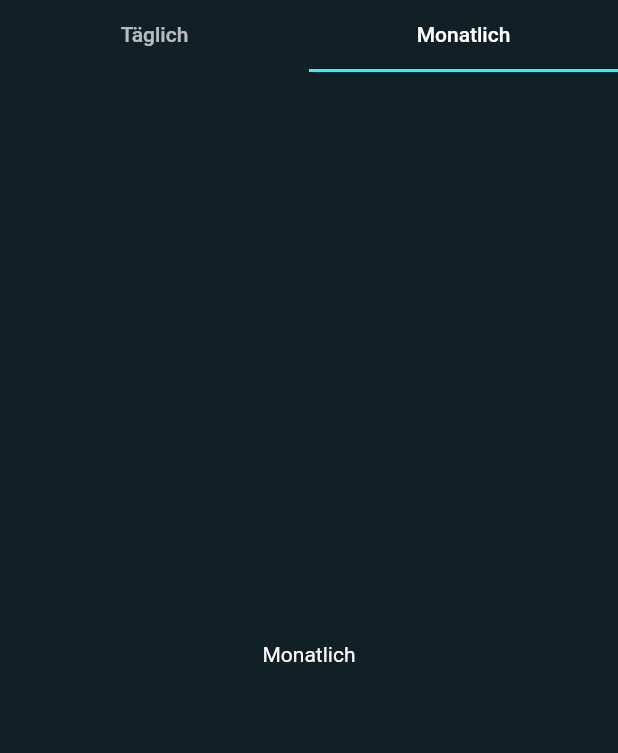
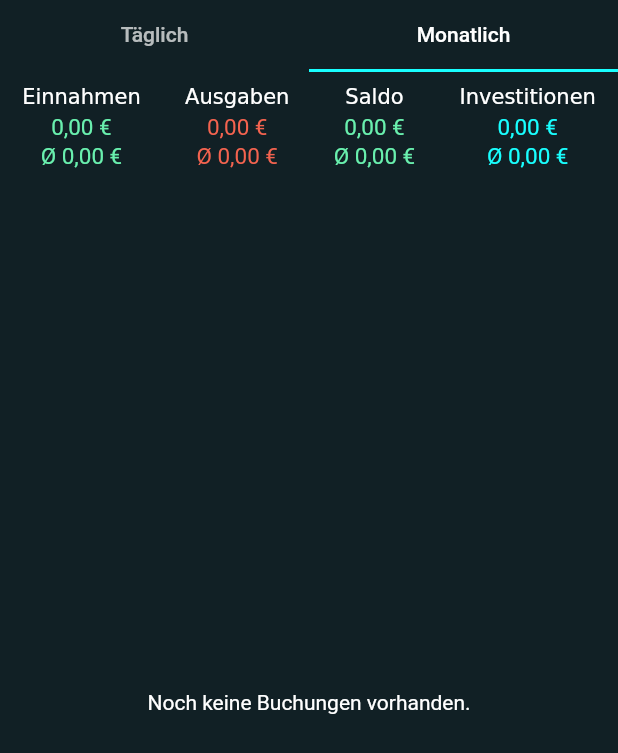
Before and after one commit to Marcel9494/Haushaltsbuch, a Flutter app: the BookingsTabBar screen opened directly, tab 2 chosen, on a phone screen of 412 x 824 dp. Shown: the top 753 px of the screen. Run offline on Flutter 3.47's test engine with Material 2 defaults, Android fonts, the phone set to English and light mode, and no system bars; our stand-ins replace another_flushbar, fl_chart, hive, hive_flutter, introduction_screen, modal_bottom_sheet and 2 more; accounts and stored records are empty.

Commit message:
Monatliche Buchungsliste angefangen
- Monatliche Buchungsliste angefangen

```diff
--- /dev/null
+++ b/lib/components/cards/monthly_overview_card.dart
@@ -0,0 +1,12 @@
+import 'package:flutter/material.dart';
+
+class MonthlyOverviewCard extends StatelessWidget {
+  const MonthlyOverviewCard({Key? key}) : super(key: key);
+
+  @override
+  Widget build(BuildContext context) {
+    return const Card(
+      child: Text('Test'),
+    );
+  }
+}
--- a/lib/components/tab_views/monthly_tab_view.dart
+++ b/lib/components/tab_views/monthly_tab_view.dart
@@ -1,4 +1,11 @@
 import 'package:flutter/material.dart';
+
+import '/components/deco/loading_indicator.dart';
+import '/components/cards/monthly_overview_card.dart';
+
+import '../../models/booking.dart';
+
+import '../deco/overview_tile.dart';
 
 class MonthlyTabView extends StatefulWidget {
   const MonthlyTabView({Key? key}) : super(key: key);
@@ -8,10 +15,57 @@ class MonthlyTabView extends StatefulWidget {
 }
 
 class _MonthlyTabViewState extends State<MonthlyTabView> {
+  final List<Booking> _bookingList = [];
+
+  Future<List<Booking>> _loadYearlyBookingList() async {
+    return _bookingList;
+  }
+
   @override
   Widget build(BuildContext context) {
-    return const Center(
-      child: Text('Monatlich'),
+    return Expanded(
+      child: FutureBuilder(
+        future: _loadYearlyBookingList(),
+        builder: (BuildContext context, AsyncSnapshot<List<Booking>> snapshot) {
+          switch (snapshot.connectionState) {
+            case ConnectionState.waiting:
+              return const LoadingIndicator();
+            case ConnectionState.done:
+              if (_bookingList.isEmpty) {
+                return Column(
+                  children: const [
+                    OverviewTile(
+                      shouldText: 'Einnahmen',
+                      should: 0,
+                      haveText: 'Ausgaben',
+                      have: 0,
+                      balanceText: 'Saldo',
+                      showAverageValuesPerDay: true,
+                      investmentText: 'Investitionen',
+                      showInvestments: true,
+                    ),
+                    Expanded(
+                      child: Center(
+                        child: Text('Noch keine Buchungen vorhanden.'),
+                      ),
+                    ),
+                  ],
+                );
+              } else {
+                return Expanded(
+                  child: ListView.builder(
+                    itemCount: _bookingList.length,
+                    itemBuilder: (BuildContext context, int index) {
+                      return const MonthlyOverviewCard();
+                    },
+                  ),
+                );
+              }
+            default:
+              return const Text('Warten');
+          }
+        },
+      ),
     );
   }
 }
```
